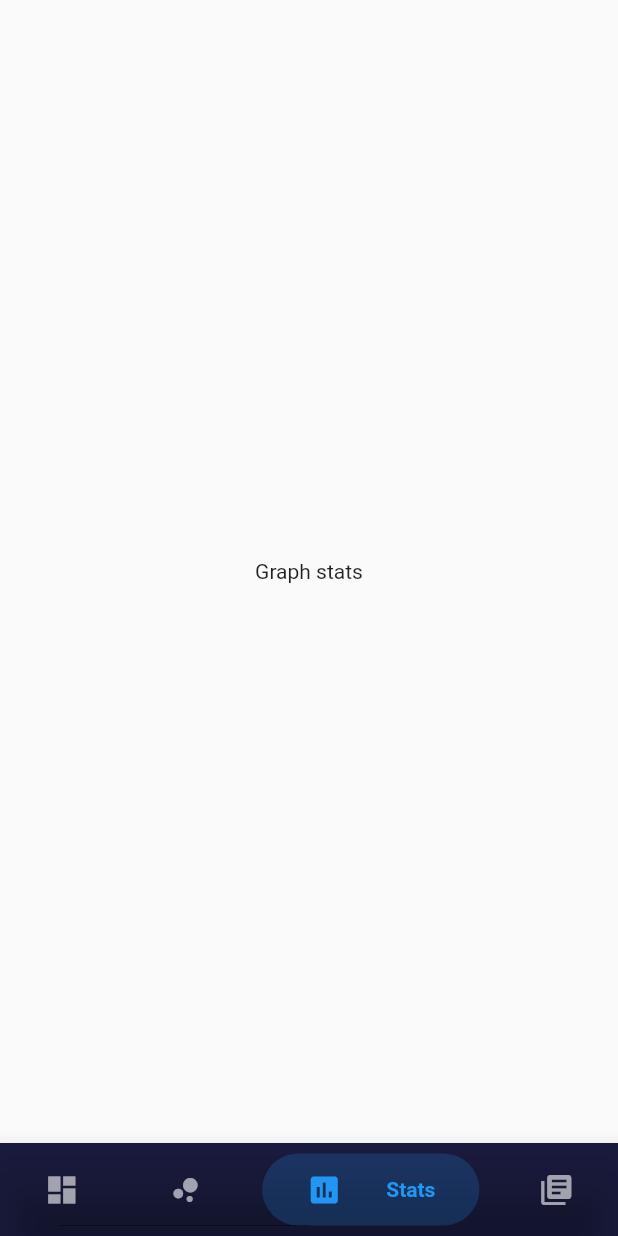
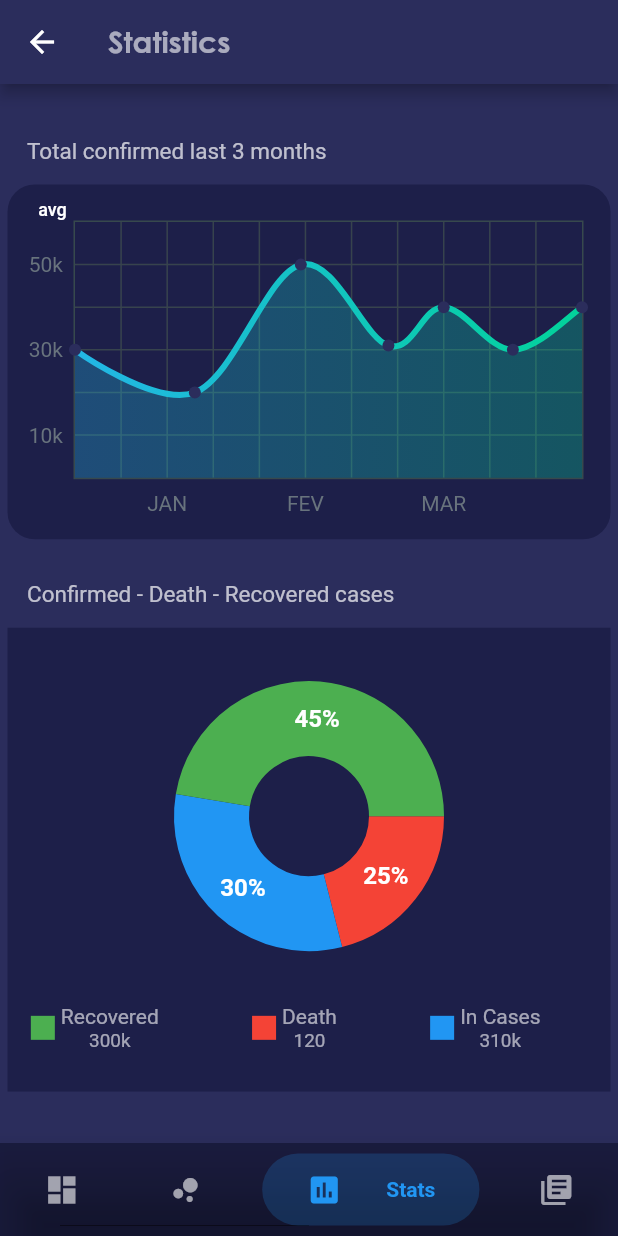
Before and after one commit to DK-codeur/covid19_summary_app, a Flutter app: the DashbordScreen screen opened by its route, item 3 of the bottom bar chosen, on a phone screen of 412 x 824 dp. Run offline on Flutter 3.47's test engine with Material 2 defaults, Android fonts, the phone set to English and light mode, and no system bars; drawn by our look-alikes of bubble_bottom_bar, fl_chart; our stand-ins replace carousel_pro; missing offline and left inert: fancy_on_boarding; Roboto replaces fonts that are missing (CenturyGhotic).

Commit message:
stats screen: line chart & pie chart

```diff
--- a/lib/main.dart
+++ b/lib/main.dart
@@ -1,9 +1,10 @@
 import 'package:flutter/material.dart';
 import 'package:flutter/services.dart';
-import './screens/onboarding_screen.dart';
+// import './screens/onboarding_screen.dart';
 import './screens/dashbord_screen.dart';
 
 void main() async {
+  WidgetsFlutterBinding.ensureInitialized();
   await SystemChrome.setPreferredOrientations([
     DeviceOrientation.portraitUp,
     DeviceOrientation.portraitDown,
@@ -18,9 +19,11 @@ class MyApp extends StatelessWidget {
       debugShowCheckedModeBanner: false,
       title: 'COVID19 summary',
       theme: ThemeData(
-        primarySwatch: Colors.blueGrey
+        primarySwatch: Colors.deepPurple
       ),
-      home: OnboardingScreen(),
+      home: DashbordScreen(),
+      //OnboardingScreen()
+
       routes: {
         DashbordScreen.routeName: (_) => DashbordScreen()
       },
--- a/lib/screens/dashbord_screen.dart
+++ b/lib/screens/dashbord_screen.dart
@@ -1,3 +1,4 @@
+import 'package:covid19_summary_app/screens/stats_screen.dart';
 import 'package:flutter/material.dart';
 
 import './summary_screen.dart';
@@ -25,7 +26,7 @@ class _DashbordScreenState extends State<DashbordScreen> {
   final _tabs = [
     HomeScreen(),
     SummaryScreen(),
-    Scaffold(body: Center(child: Text('Graph stats'),)),
+    StatsScreen(),
     Scaffold(body: Center(child: Text('News'),)),
   ];
 
--- /dev/null
+++ b/lib/screens/stats_screen.dart
@@ -0,0 +1,38 @@
+import 'package:covid19_summary_app/widget/cdr_pie_chart.dart';
+import 'package:flutter/material.dart';
+
+import '../widget/confirmed_line_chart.dart';
+import '../shared/colors.dart';
+import '../shared/functions.dart';
+
+class StatsScreen extends StatefulWidget {
+  @override
+  _StatsScreenState createState() => _StatsScreenState();
+}
+
+class _StatsScreenState extends State<StatsScreen> {
+  @override
+  Widget build(BuildContext context) {
+    return Scaffold(
+      backgroundColor: primaryDark,
+      appBar: AppBar(
+        title: buildAppbarTitle('Statistics'),
+        backgroundColor: primaryDark,
+        // elevation: 30.0,
+      ),
+      body: Container(
+        margin: EdgeInsets.symmetric(vertical: 23, horizontal: 5),
+        child: ListView(
+          physics: BouncingScrollPhysics(),
+          children: <Widget>[
+            buildStatsTitleText('Total confirmed last 3 months'),
+            ConfirmedLineChart(),
+            SizedBox(height: 15),
+            buildStatsTitleText('Confirmed - Death - Recovered cases'),
+            CdrPieChart(),
+          ],
+        ),
+      ),
+    );
+  }
+}
--- a/lib/screens/summary_screen.dart
+++ b/lib/screens/summary_screen.dart
@@ -14,14 +14,7 @@ class _SummaryScreenState extends State<SummaryScreen> {
     return Scaffold(
       backgroundColor: primaryDark,
       appBar: AppBar(
-        title: Text(
-          'All Country Info',
-          style: TextStyle(
-            color: whiteColor,
-            fontFamily: 'CenturyGothic',
-            fontWeight: FontWeight.bold
-          )
-        ),
+        title: buildAppbarTitle("All Country Info"),
         backgroundColor: primaryDark,
         elevation: 50,
         bottom: PreferredSize(
@@ -260,5 +253,4 @@ class _SummaryScreenState extends State<SummaryScreen> {
     );
   }
 
-
 }
--- a/lib/shared/functions.dart
+++ b/lib/shared/functions.dart
@@ -2,6 +2,18 @@ import 'package:flutter/material.dart';
 import 'package:bubble_bottom_bar/bubble_bottom_bar.dart';
 
 import './colors.dart';
+
+  //buildAppbarTitle
+  Text buildAppbarTitle(String title) {
+    return Text(
+      title,
+      style: TextStyle(
+        color: whiteColor,
+        fontFamily: 'CenturyGothic',
+        fontWeight: FontWeight.bold
+      )
+    );
+  }
 
   //buildContainer
   Container buildContainer(String title, int numb, Color color1, Color color2,) {
@@ -84,6 +96,26 @@ import './colors.dart';
     );
   }
 
+  //buildStatsTitleText
+  Padding buildStatsTitleText(String text) {
+    return Padding(
+      padding: const EdgeInsets.all(13.0),
+      child: Row(
+        children: <Widget>[
+          Text(
+            text,
+            style: TextStyle(
+              fontSize: 15.0,
+              fontFamily: 'CenturyGhotic',
+              // fontWeight: FontWeight.bold,
+              color: Colors.white70
+            ),
+          ),
+        ],
+      ),
+    );
+  }
+
   //build pip
   Container buildPip() {
     return Container(
--- /dev/null
+++ b/lib/widget/cdr_pie_chart.dart
@@ -0,0 +1,158 @@
+import 'package:covid19_summary_app/shared/colors.dart';
+import 'package:flutter/material.dart';
+import 'package:fl_chart/fl_chart.dart';
+
+import './cdr_pie_chart_indicator.dart';
+
+
+class CdrPieChart extends StatefulWidget {
+  @override
+  _CdrPieChartState createState() => _CdrPieChartState();
+}
+
+class _CdrPieChartState extends State<CdrPieChart> {
+
+  int touchedIndex;
+
+  @override
+  Widget build(BuildContext context) {
+    return AspectRatio(
+      aspectRatio: 1.3,
+      child: Container(
+        color: primaryDark3,
+        child: Column(
+          children: <Widget>[
+            Row(
+              children: <Widget>[
+                Expanded(
+                  child: AspectRatio(
+                    aspectRatio: 1.6,
+                    child: PieChart(
+                      PieChartData(
+                        pieTouchData: PieTouchData(
+                          touchCallback: (pieTouchResponse) {
+                            setState(() {
+                              if (pieTouchResponse.touchInput is FlLongPressEnd || pieTouchResponse.touchInput is FlPanEnd) {
+                                touchedIndex = -1;
+                              } else {
+                                touchedIndex = pieTouchResponse.touchedSectionIndex;
+                              }
+                            });
+                          }
+                        ),
+
+                        borderData: FlBorderData(
+                          show: false,
+                        ),
+
+                        sectionsSpace: 0,
+                        centerSpaceRadius: 40,
+
+                        sections: showingSections()
+                      ),
+                    ),
+                  ),
+                ),
+
+
+              ],
+            ),
+
+            //legend
+            Row(
+              mainAxisAlignment: MainAxisAlignment.spaceAround,
+              children: <Widget>[
+                Indicator(
+                  color: Colors.green,
+                  text: 'Recovered',
+                  numb: "300k",
+                  isSquare: true,
+                ),
+                SizedBox(
+                  height: 4,
+                ),
+                Indicator(
+                  color: Colors.red,
+                  text: 'Death',
+                  numb: "120",
+                  isSquare: true,
+                ),
+                SizedBox(
+                  height: 4,
+                ),
+                Indicator(
+                  color: Colors.blue,
+                  text: 'In Cases',
+                  isSquare: true,
+                  numb: "310k",
+                ),
+                SizedBox(
+                  height: 4,
+                ),
+
+              ],
+            ),
+            const SizedBox(
+              width: 28,
+            ),
+          ],
+
+        ),
+      ),
+    );
+  }
+
+
+  List<PieChartSectionData> showingSections() {
+    return List.generate(3, (i) {
+
+      final isTouched = i == touchedIndex;
+      final double fontSize = isTouched ? 25 : 16;
+      final double radius = isTouched ? 60 : 50;
+
+      switch (i) {
+        case 0:
+          return PieChartSectionData( //partie of pie chart
+            color: Colors.red,
+            value: 20, // take $value % of pie chart
+            title: '25%',  // title
+            radius: radius,
+            titleStyle: TextStyle( //title style
+              fontSize: fontSize,
+              fontWeight: FontWeight.bold,
+              color: const Color(0xffffffff)
+            ),
+          );
+
+        case 1:
+          return PieChartSectionData(
+            color: Colors.blue,
+            value: 30,
+            title: '30%',
+            radius: radius,
+            titleStyle: TextStyle(
+              fontSize: fontSize,
+              fontWeight: FontWeight.bold,
+              color: const Color(0xffffffff)
+            ),
+          );
+
+        case 2:
+          return PieChartSectionData(
+            color: Colors.green,
+            value: 45,
+            title: '45%',
+            radius: radius,
+            titleStyle: TextStyle(
+              fontSize: fontSize,
+              fontWeight: FontWeight.bold,
+              color: const Color(0xffffffff)
+            ),
+          );
+
+        default: return null;
+      }
+    }
+  );
+  }
+}
--- /dev/null
+++ b/lib/widget/cdr_pie_chart_indicator.dart
@@ -0,0 +1,63 @@
+import 'package:covid19_summary_app/shared/colors.dart';
+import 'package:flutter/material.dart';
+
+class Indicator extends StatelessWidget {
+  final Color color;
+  final String text;
+  final String numb;
+  final bool isSquare;
+  final double size;
+  final Color textColor;
+
+  const Indicator({
+    Key key,
+    this.color,
+    this.text,
+    this.numb,
+    this.isSquare,
+    this.size = 16,
+    this.textColor = whiteColor
+  }) : super(key: key);
+
+  @override
+  Widget build(BuildContext context) {
+    return Row(
+      children: <Widget>[
+        Container(
+          width: size,
+          height: size,
+          decoration: BoxDecoration(
+            shape: isSquare ? BoxShape.rectangle : BoxShape.circle,
+            color: color,
+          ),
+        ),
+        const SizedBox(
+          width: 4,
+        ),
+        Column(
+          children: <Widget>[
+            Text(
+              text,
+              style: TextStyle(
+                fontSize: 14,
+                // fontWeight: FontWeight.bold,
+                color: textColor,
+                fontFamily: 'CenturyGhotic'
+              ),
+            ),
+
+            Text(
+              numb,
+              style: TextStyle(
+                fontSize: 12.6,
+                // fontWeight: FontWeight.bold,
+                color: textColor,
+                fontFamily: 'CenturyGhotic'
+              ),
+            ),
+          ],
+        )
+      ],
+    );
+  }
+}
--- /dev/null
+++ b/lib/widget/confirmed_line_chart.dart
@@ -0,0 +1,271 @@
+import 'package:covid19_summary_app/shared/colors.dart';
+import 'package:flutter/material.dart';
+import 'package:fl_chart/fl_chart.dart';
+
+class ConfirmedLineChart extends StatefulWidget {
+  @override
+  _ConfirmedLineChartState createState() => _ConfirmedLineChartState();
+}
+
+class _ConfirmedLineChartState extends State<ConfirmedLineChart> {
+  List<Color> gradientColors = [
+    const Color(0xff23b6e6),
+    const Color(0xff02d39a),
+  ];
+
+  bool showAvg = false;
+
+  @override
+  Widget build(BuildContext context) {
+    return Stack(
+      children: <Widget>[
+        AspectRatio(
+          aspectRatio: 1.70,
+          child: Container(
+            decoration: BoxDecoration(
+              borderRadius: const BorderRadius.all(
+                Radius.circular(18),
+              ),
+              color: primaryDark3
+            ),
+            child: Padding(
+              padding: const EdgeInsets.only(right: 18.0, left: 12.0, top: 24, bottom: 12),
+              child: LineChart(
+                showAvg ? avgData() : mainData(),
+              ),
+            ),
+          ),
+        ),
+        SizedBox(
+          width: 60,
+          height: 34,
+          child: FlatButton(
+            onPressed: () {
+              setState(() {
+                showAvg = !showAvg;
+              });
+            },
+            child: Text(
+              'avg',
+              style: TextStyle(
+                fontSize: 12,
+                color: showAvg ? Colors.white.withOpacity(0.5) : Colors.white
+              ),
+            ),
+          ),
+        ),
+      ],
+    );
+  }
+
+  LineChartData mainData() {
+    return LineChartData(
+
+      minX: 0,
+      maxX: 11,
+      minY: 0,
+      maxY: 6,
+
+      gridData: FlGridData(
+        show: true,
+        drawVerticalLine: true,
+        getDrawingHorizontalLine: (value) {
+          return const FlLine(
+            color: Color(0xff37434d),
+            strokeWidth: 1,
+          );
+        },
+        getDrawingVerticalLine: (value) {
+          return const FlLine(
+            color: Color(0xff37434d),
+            strokeWidth: 1,
+          );
+        },
+      ),
+
+      titlesData: FlTitlesData(
+        show: true,
+        bottomTitles: SideTitles( //the bottoms titles jan, fevr ...
+          showTitles: true,
+          reservedSize: 20,
+          textStyle: TextStyle(
+            color: const Color(0xff68737d),
+            // fontWeight: FontWeight.bold,
+            fontSize: 14,
+            fontFamily: 'CenturyGhotic'
+          ),
+          getTitles: (value) {
+            switch (value.toInt()) {
+              case 2:
+                return 'JAN';
+              case 5:
+                return 'FEV';
+              case 8:
+                return 'MAR';
+            }
+            return '';
+          },
+          margin: 8,
+        ),
+
+        leftTitles: SideTitles( //the left titles 10k, 30k ...
+          showTitles: true,
+          textStyle: TextStyle(
+            color: const Color(0xff68737d),
+            // fontWeight: FontWeight.bold,
+            fontSize: 14,
+            fontFamily: 'CenturyGhotic'
+          ),
+          getTitles: (value) {
+            switch (value.toInt()) {
+              case 1:
+                return '10k';
+              case 3:
+                return '30k';
+              case 5:
+                return '50k';
+            }
+            return '';
+          },
+          reservedSize: 25,
+          margin: 7,
+        ),
+      ),
+
+      borderData: FlBorderData( // chart border
+        show: true,
+        border: Border.all(
+          color: const Color(0xff37494d),
+          width: 1
+        )
+      ),
+
+
+      lineBarsData: [
+        LineChartBarData(
+          spots: const [ //chart different diection (x, y)
+            FlSpot(0, 3),
+            FlSpot(2.6, 2),
+            FlSpot(4.9, 5),
+            FlSpot(6.8, 3.1),
+            FlSpot(8, 4),
+            FlSpot(9.5, 3),
+            FlSpot(11, 4),
+          ],
+          isCurved: true,
+          colors: gradientColors,
+          barWidth: 4,
+          isStrokeCapRound: true,
+
+          dotData: const FlDotData( //dot on chart
+            show: true,
+            dotColor: primaryDark
+          ),
+
+          belowBarData: BarAreaData( //spider color
+            show: true,
+            colors: gradientColors.map((color) => color.withOpacity(0.3)).toList(),
+          ),
+        ),
+      ],
+    );
+  }
+
+
+  LineChartData avgData() {
+    return LineChartData(
+      lineTouchData: const LineTouchData(enabled: false),
+      gridData: FlGridData(
+        show: true,
+        drawHorizontalLine: true,
+        getDrawingVerticalLine: (value) {
+          return const FlLine(
+            color: Color(0xff37434d),
+            strokeWidth: 1,
+          );
+        },
+        getDrawingHorizontalLine: (value) {
+          return const FlLine(
+            color: Color(0xff37434d),
+            strokeWidth: 1,
+          );
+        },
+      ),
+      titlesData: FlTitlesData(
+        show: true,
+        bottomTitles: SideTitles(
+          showTitles: true,
+          reservedSize: 22,
+          textStyle:
+              TextStyle(color: const Color(0xff68737d), fontWeight: FontWeight.bold, fontSize: 16),
+          getTitles: (value) {
+            switch (value.toInt()) {
+              case 2:
+                return 'MAR';
+              case 5:
+                return 'JUN';
+              case 8:
+                return 'SEP';
+            }
+            return '';
+          },
+          margin: 8,
+        ),
+        leftTitles: SideTitles(
+          showTitles: true,
+          textStyle: TextStyle(
+            color: const Color(0xff67727d),
+            fontWeight: FontWeight.bold,
+            fontSize: 15,
+          ),
+          getTitles: (value) {
+            switch (value.toInt()) {
+              case 1:
+                return '10k';
+              case 3:
+                return '30k';
+              case 5:
+                return '50k';
+            }
+            return '';
+          },
+          reservedSize: 28,
+          margin: 12,
+        ),
+      ),
+      borderData:
+          FlBorderData(show: true, border: Border.all(color: const Color(0xff37434d), width: 1)),
+      minX: 0,
+      maxX: 11,
+      minY: 0,
+      maxY: 6,
+      lineBarsData: [
+        LineChartBarData(
+          spots: const [
+            FlSpot(0, 3.44),
+            FlSpot(2.6, 3.44),
+            FlSpot(4.9, 3.44),
+            FlSpot(6.8, 3.44),
+            FlSpot(8, 3.44),
+            FlSpot(9.5, 3.44),
+            FlSpot(11, 3.44),
+          ],
+          isCurved: true,
+          colors: [
+            ColorTween(begin: gradientColors[0], end: gradientColors[1]).lerp(0.2),
+            ColorTween(begin: gradientColors[0], end: gradientColors[1]).lerp(0.2),
+          ],
+          barWidth: 5,
+          isStrokeCapRound: true,
+          dotData: const FlDotData(
+            show: false,
+          ),
+          belowBarData: BarAreaData(show: true, colors: [
+            ColorTween(begin: gradientColors[0], end: gradientColors[1]).lerp(0.2).withOpacity(0.1),
+            ColorTween(begin: gradientColors[0], end: gradientColors[1]).lerp(0.2).withOpacity(0.1),
+          ]),
+        ),
+      ],
+    );
+  }
+}
--- a/pubspec.yaml
+++ b/pubspec.yaml
@@ -14,7 +14,7 @@ description: A new Flutter project.
 version: 1.0.0+1
 
 environment:
-  sdk: ">=2.1.0 <3.0.0"
+  sdk: ">=2.6.0 <3.0.0"
 
 dependencies:
   flutter:
```
Also changed, not shown: pubspec.lock, 1 other file.
